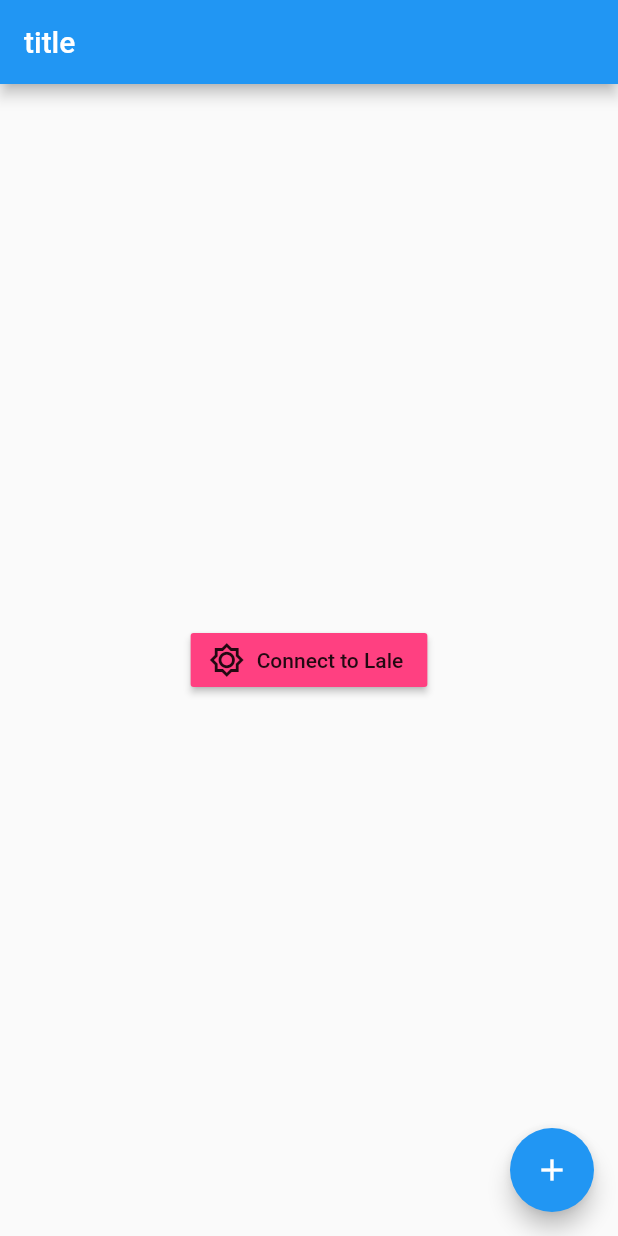
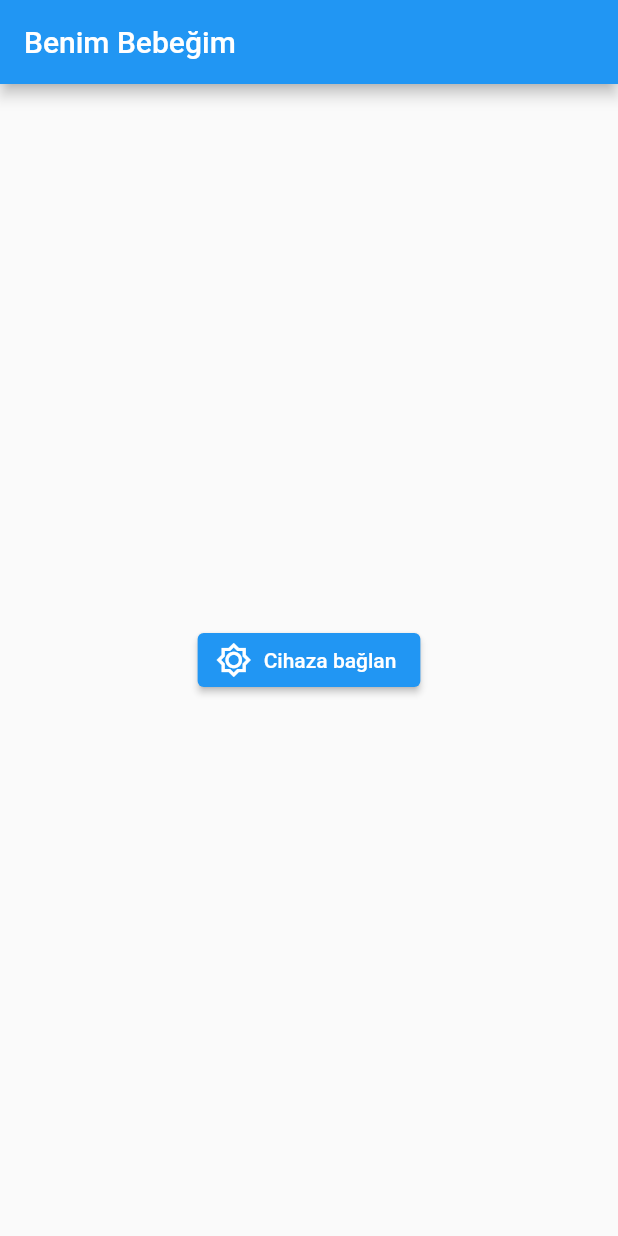
Before and after one commit to alithethird/lale_mobil, a Flutter app: the screen it shows after launch, on a phone screen of 412 x 824 dp. Run offline on Flutter 3.47's test engine with Material 2 defaults, Android fonts, the phone set to English and light mode, and no system bars; missing offline and left inert: onesignal_flutter.

```diff
--- a/lib/main.dart
+++ b/lib/main.dart
@@ -24,7 +24,8 @@ class MyApp extends StatelessWidget {
   @override
   Widget build(BuildContext context) {
     return MaterialApp(
-      title: 'Flutter Demo',
+      debugShowCheckedModeBanner: false,
+      title: 'Benim Bebeğim',
       theme: ThemeData(
         // This is the theme of your application.
         //
@@ -36,6 +37,7 @@ class MyApp extends StatelessWidget {
         // Notice that the counter didn't reset back to zero; the application
         // is not restarted.
         primarySwatch: Colors.blue,
+        //canvasColor: Colors.tealAccent,
       ),
       home: MyHomePage(),
     );
@@ -102,24 +104,26 @@ class _MyHomePageState extends State<MyHomePage> {
     // than having to individually change instances of widgets.
     return Scaffold(
       appBar: AppBar(
-        title: Text("title"),
+        title: Text("Benim Bebeğim"),
       ),
       body: Center(
-        child: RaisedButton.icon(
+
+        child: ElevatedButton.icon(
           onPressed: sendID,
           icon: Icon(
             Icons.brightness_5_outlined
           ),
-          label: Text('Connect to Lale'),
-          color: Colors.pinkAccent,
+          label: Text('Cihaza bağlan'),
+          //color: Colors.pinkAccent,
         ),
+
       ),
-
+/*
       floatingActionButton: FloatingActionButton(
         onPressed: postData,
         tooltip: 'Increment',
         child: const Icon(Icons.add),
-      ), // This trailing comma makes auto-formatting nicer for build methods.
+      ), // This trailing comma makes auto-formatting nicer for build methods.*/
     );
 
   }
```
Also changed, not shown: pubspec.yaml (+9 -3 lines), assets/icon/icon.png (added), pubspec.lock, 24 other files.
